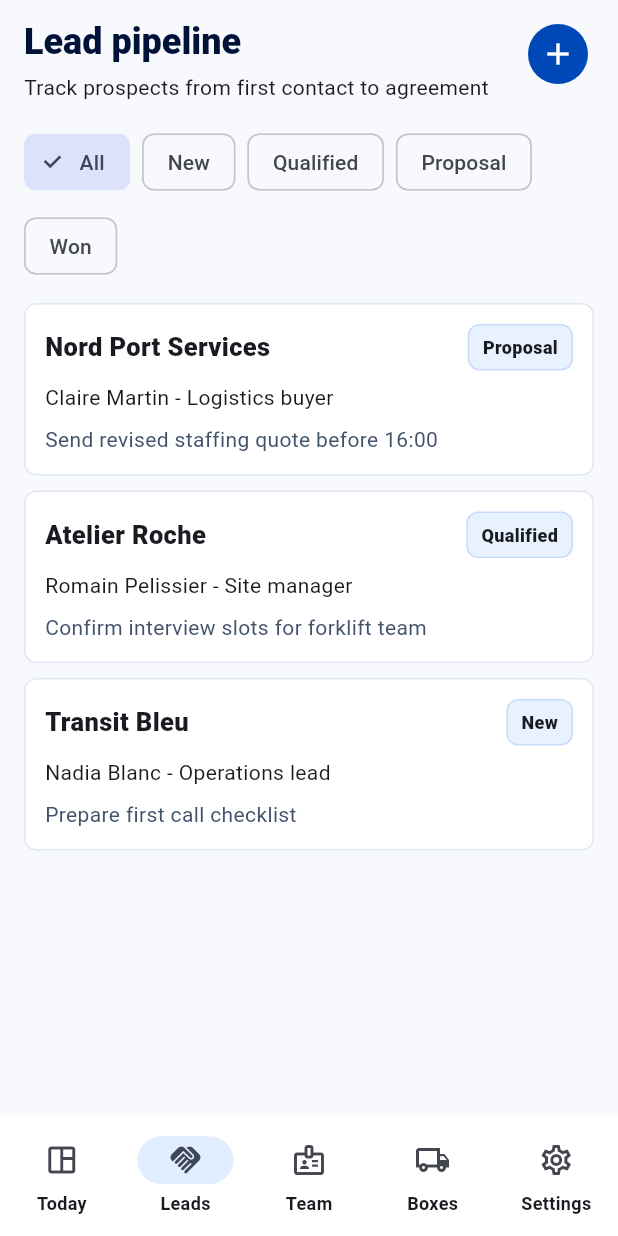
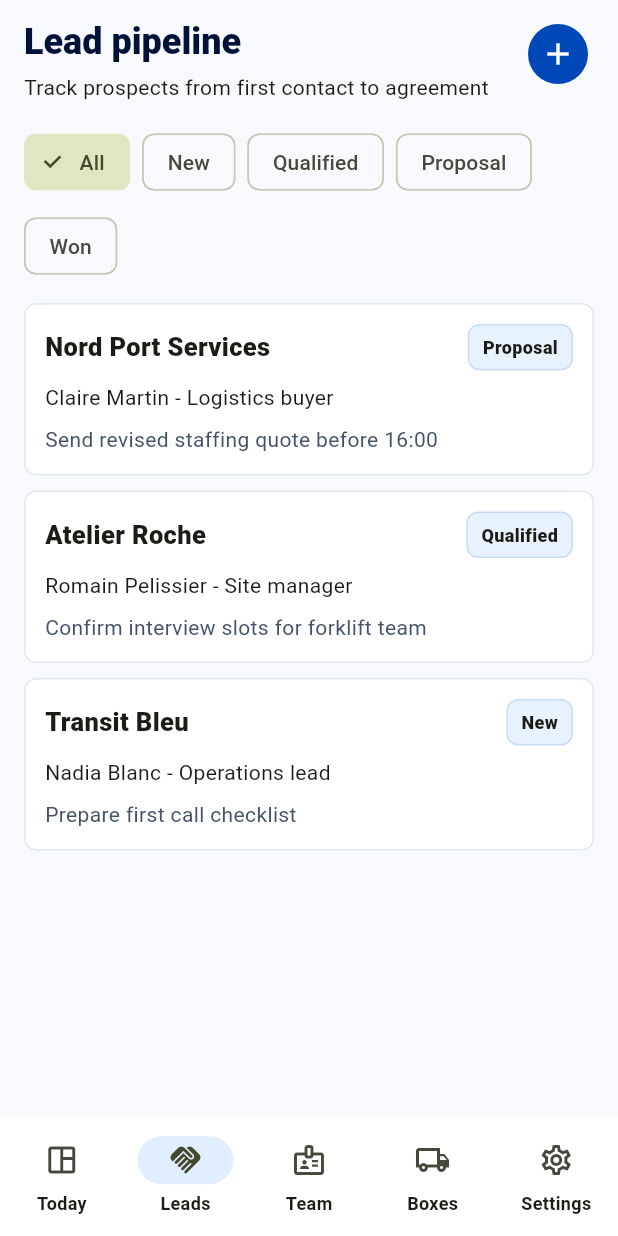
Before and after one commit to EOOrga/68d9d11d1299230338f281c3, a Flutter app: the screen it shows after launch, item 2 of the bottom bar chosen, on a phone screen of 412 x 824 dp. Run offline on Flutter 3.47's test engine with Material 3 defaults, Android fonts, the phone set to English and light mode, and no system bars.

Commit message:
Create Flutter variant com.bessieresgeraldine.karam

```diff
--- a/lib/main.dart
+++ b/lib/main.dart
@@ -55,7 +55,7 @@ class _BessieresOperationsAppState extends State<BessieresOperationsApp> {
 }
 
 ThemeData buildAppTheme() {
-  const seed = Color(0xFF0059D6);
+  const seed = Color(0xFFE2FF05);
   final scheme = ColorScheme.fromSeed(
     seedColor: seed,
     brightness: Brightness.light,
--- a/pubspec.yaml
+++ b/pubspec.yaml
@@ -1,4 +1,4 @@
-name: bessieres_operations
+name: karam
 description: "Local operations workspace for BESSIERES GERALDINE."
 publish_to: 'none'
 version: 1.0.0+1
@@ -26,5 +26,5 @@ flutter_launcher_icons:
   ios: false
   image_path: docs/icon.png
   min_sdk_android: 23
-  adaptive_icon_background: "#001238"
+  adaptive_icon_background: "#FF2205"
   adaptive_icon_foreground: docs/icon.png
```
Also changed, not shown: docs/icon.png, 10 other files.
